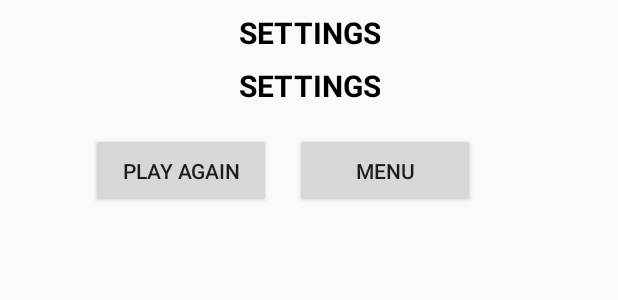
After one commit to YuppLo/FlappyBird, an Android app: the layout endgame_dialog.xml on its own in the app's theme, with its tools: preview values and no code run, on a phone screen of 412 x 824 dp. The commit adds this screen. Shown: the top 300 px of the screen. Run offline under Robolectric (Android 15) with nearby library versions, the phone set to English and light mode, and no system bars.

Commit message:
Commit #12
Adding end game dialog, swipe listener, adding some delay. Also forgot to mention adding vibrations in previous commit.

```diff
--- /dev/null
+++ b/app/src/main/res/layout/endgame_dialog.xml
@@ -0,0 +1,85 @@
+<?xml version="1.0" encoding="utf-8"?>
+<android.support.constraint.ConstraintLayout
+xmlns:android="http://schemas.android.com/apk/res/android"
+xmlns:app="http://schemas.android.com/apk/res-auto"
+    xmlns:tools="http://schemas.android.com/tools"
+    android:layout_width="match_parent"
+    android:layout_height="match_parent">
+
+<TextView
+    android:id="@+id/textViewEndStatus"
+    android:layout_width="wrap_content"
+    android:layout_height="wrap_content"
+    android:layout_marginStart="8dp"
+    android:layout_marginLeft="8dp"
+    android:layout_marginTop="8dp"
+    android:layout_marginEnd="8dp"
+    android:layout_marginRight="8dp"
+    android:layout_marginBottom="8dp"
+    android:text="SETTINGS"
+    android:textAlignment="center"
+    android:textColor="@android:color/black"
+    android:textSize="20dp"
+    android:textStyle="bold"
+    app:layout_constraintEnd_toEndOf="parent"
+    app:layout_constraintStart_toStartOf="parent"
+    app:layout_constraintTop_toTopOf="parent" />
+
+    <TextView
+        android:id="@+id/textViewFinalScore"
+        android:layout_width="wrap_content"
+        android:layout_height="wrap_content"
+        android:layout_marginStart="8dp"
+        android:layout_marginLeft="8dp"
+        android:layout_marginTop="8dp"
+        android:layout_marginEnd="8dp"
+        android:layout_marginRight="8dp"
+        android:text="SETTINGS"
+        android:textAlignment="center"
+        android:textColor="@android:color/black"
+        android:textSize="20dp"
+        android:textStyle="bold"
+        app:layout_constraintEnd_toEndOf="parent"
+        app:layout_constraintHorizontal_bias="0.501"
+        app:layout_constraintStart_toStartOf="parent"
+        app:layout_constraintTop_toBottomOf="@+id/textViewEndStatus" />
+
+    <Button
+        android:id="@+id/buttonPlayAgain"
+        android:layout_width="120dp"
+        android:layout_height="50dp"
+        android:layout_marginTop="8dp"
+        android:layout_marginEnd="8dp"
+        android:layout_marginRight="8dp"
+        android:text="Play Again"
+        android:onClick="playAgain"
+        app:layout_constraintEnd_toStartOf="@+id/guideline6"
+        app:layout_constraintTop_toTopOf="@+id/guideline4" />
+
+    <Button
+        android:id="@+id/buttonMenu"
+        android:layout_width="120dp"
+        android:layout_height="50dp"
+        android:layout_marginStart="8dp"
+        android:layout_marginLeft="8dp"
+        android:layout_marginTop="8dp"
+        android:text="Menu"
+        android:onClick="goToMenu"
+        app:layout_constraintStart_toStartOf="@+id/guideline6"
+        app:layout_constraintTop_toTopOf="@+id/guideline4" />
+
+    <android.support.constraint.Guideline
+        android:id="@+id/guideline4"
+        android:layout_width="wrap_content"
+        android:layout_height="wrap_content"
+        android:orientation="horizontal"
+        app:layout_constraintGuide_begin="81dp" />
+
+    <android.support.constraint.Guideline
+        android:id="@+id/guideline6"
+        android:layout_width="wrap_content"
+        android:layout_height="wrap_content"
+        android:orientation="vertical"
+        app:layout_constraintGuide_begin="189dp" />
+
+</android.support.constraint.ConstraintLayout>
--- a/app/src/main/res/values/styles.xml
+++ b/app/src/main/res/values/styles.xml
@@ -17,8 +17,13 @@
         <item name="android:colorBackgroundCacheHint">@android:color/transparent</item>
         <item name="android:windowAnimationStyle">@android:style/Animation.Dialog</item>
         <item name="android:windowSoftInputMode">stateUnspecified|adjustPan</item>
+        <item name="android:windowDisablePreview">true</item>
 
        <item name="android:windowBackground">@drawable/bg_activity_dialog</item>
     </style>
 
+    <style name="BasicTheme" parent="@android:style/Theme.Light.NoTitleBar">
+        <item name="android:windowDisablePreview">true</item>
+    </style>
+
 </resources>
```
Also changed, not shown: app/src/main/AndroidManifest.xml (+4 -3 lines), app/src/main/java/com/example/petr/flappybird/GameView.java (+193 -5 lines), app/src/main/java/com/example/petr/flappybird/OnSwipeTouchListener.java (added, +80 -0 lines), app/src/main/java/com/example/petr/flappybird/endGameDialog.java (added, +50 -0 lines).
